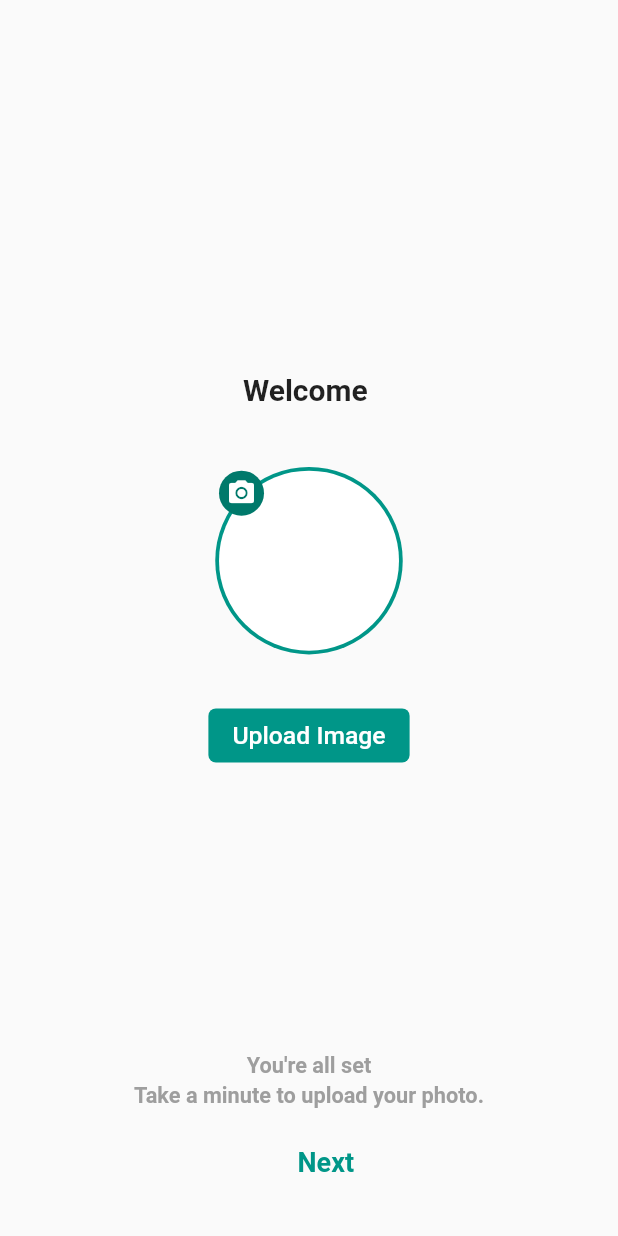
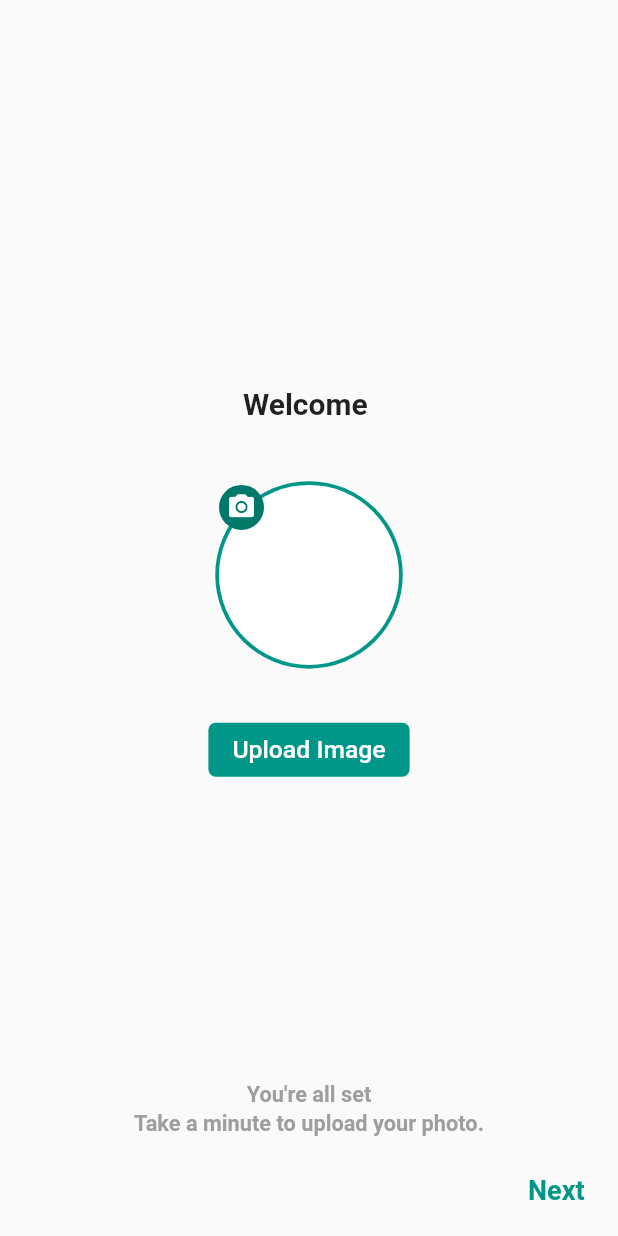
Before and after one commit to mohamedhashim73/Shareme-App, a Flutter app: the CreateUserImageScreen screen opened by its route, on a phone screen of 412 x 824 dp. Run offline on Flutter 3.47's test engine with Material 2 defaults, Android fonts, the phone set to English and light mode, and no system bars; our stand-ins replace bloc, cached_network_image, cloud_firestore, firebase_auth, firebase_core, firebase_storage and 4 more; accounts and stored records are empty.

Commit message:
last one after getUsersPosts and Data

```diff
--- a/lib/layouts/layoutCubit/layoutStates.dart
+++ b/lib/layouts/layoutCubit/layoutStates.dart
@@ -10,11 +10,11 @@ class GetUserDataSuccessState extends LayoutStates{}
 
 class GetUserDataErrorState extends LayoutStates{}
 
-class GetAllUsersDataLoadingState extends LayoutStates{}
+class GetUsersDataLoadingState extends LayoutStates{}
 
-class GetAllUsersDataSuccessState extends LayoutStates{}
+class GetUsersDataSuccessState extends LayoutStates{}
 
-class GetAllUsersDataErrorState extends LayoutStates{}
+class GetUsersDataErrorState extends LayoutStates{}
 
 class GetProfileImageLoadingState extends LayoutStates{}
 
@@ -60,18 +60,16 @@ class UploadImageForPostErrorState extends LayoutStates{}
 class CanceledImageForPostState extends LayoutStates{}
 
 // for specific user
-class GetPostsDataForSpecificUserLoadingState extends LayoutStates{}
+class GetUserPostsLoadingState extends LayoutStates{}
 
-class GetPostsDataForSpecificUserSuccessState extends LayoutStates{}
-
-class GetPostsDataForSpecificUserErrorState extends LayoutStates{}
+class GetUserPostsSuccessState extends LayoutStates{}
 
  // for all users
-class GetPostsDataForAllUsersLoadingState extends LayoutStates{}
+class GetUsersPostsLoadingState extends LayoutStates{}
 
-class GetPostsDataForAllUsersSuccessState extends LayoutStates{
+class GetUsersPostsSuccessState extends LayoutStates{
   final int usersPostsLength;
-  GetPostsDataForAllUsersSuccessState(this.usersPostsLength);
+  GetUsersPostsSuccessState(this.usersPostsLength);
 }
 
-class GetPostsDataForAllUsersErrorState extends LayoutStates{}
+class GetUsersPostsErrorState extends LayoutStates{}
--- a/lib/main.dart
+++ b/lib/main.dart
@@ -37,7 +37,7 @@ class MyApp extends StatelessWidget {
         providers:
         [
           BlocProvider(create: (BuildContext context)=>SignCubit()),
-          BlocProvider(create: (BuildContext context)=>LayoutCubit()..getUserData()..getAllUsersData()..getPostsForUser()..getPostsForAllUsers()),
+          BlocProvider(create: (BuildContext context)=>LayoutCubit()..getUserData()..getUsersPosts()..getUsersData()..getUserPosts()),
         ],
         child: MaterialApp(
           home: userID != null && passedChosenImage == true ? const HomeLayoutScreen() : userID == null ? LoginScreen() : const CreateUserImageScreen(),
--- a/lib/modules/createUserImageScreen/create_userImage_Screen.dart
+++ b/lib/modules/createUserImageScreen/create_userImage_Screen.dart
@@ -93,9 +93,8 @@ class CreateUserImageScreen extends StatelessWidget {
                 ),
                 Container(
                   alignment: AlignmentDirectional.topEnd,
-                  width: 60,
-                  height: 40,
-                  child: defaultTextButton(title: const Text("Next",style: TextStyle(color: mainColor,fontWeight: FontWeight.bold,fontSize: 18),), onTap: (){
+                  width: double.infinity,
+                  child: defaultTextButton(width: 40,title: const Text("Next",style: TextStyle(color: mainColor,fontWeight: FontWeight.bold,fontSize: 18),), onTap: (){
                     CacheHelper.saveCacheData(key: 'passedChosenImage', val: true).then((value){
                       cubit.updateUserDataWithImage(userName: cubit.userData!.userName!,bio: cubit.userData!.bio!,email: cubit.userData!.email!);
                       Navigator.pushReplacementNamed(context,'homeLayoutScreen');});
--- a/lib/modules/home/homeScreen.dart
+++ b/lib/modules/home/homeScreen.dart
@@ -13,8 +13,7 @@ class HomeScreen extends StatelessWidget {
   Widget build(BuildContext context) {
     return Builder(
       builder: (BuildContext context){
-        // call getPostsForAllUsers for first time i open this screen
-        LayoutCubit.getCubit(context).getPostsForAllUsers();
+        print(LayoutCubit.getCubit(context).usersPostsData.length.toString());
         return BlocConsumer<LayoutCubit,LayoutStates>(
             listener: (context,state){},
             builder: (context,state){
@@ -22,7 +21,7 @@ class HomeScreen extends StatelessWidget {
               return Scaffold(
                 backgroundColor: whiteColor,
                 appBar: AppBar(leading: const Text(""),leadingWidth: 0,title: const Text("Feed"),toolbarHeight: 45,),
-                body: state is GetPostsDataForAllUsersLoadingState ?  // mean that there is no posts for all users on FireStore
+                body: cubit.usersPostsData.isEmpty && cubit.userData != null ?  // mean that there is no posts for all users on FireStore
                 const Center(child: CupertinoActivityIndicator(color: mainColor,),) :
                 SizedBox(
                   height: double.infinity,
--- a/lib/modules/profile/profileScreen.dart
+++ b/lib/modules/profile/profileScreen.dart
@@ -68,7 +68,7 @@ class ProfileScreen extends StatelessWidget {
                                 decoration: BoxDecoration(shape: BoxShape.circle,border: Border.all(color: blackColor.withOpacity(0.5))),
                                 child: Image(image: NetworkImage(cubit.userData!.image!),fit: BoxFit.contain,),),
                             ),
-                            Expanded(child: defaultUserInfo(title: 'Posts', number: '0', onTap: () {  }),),
+                            Expanded(child: defaultUserInfo(title: 'Posts', number: '${cubit.userPostsData.length}', onTap: () {  }),),
                             Expanded(child: defaultUserInfo(title: 'Followers', number: '0', onTap: () {  })),
                             Expanded(child: defaultUserInfo(title: 'Following', number: '0', onTap: () {  }),)
                           ],
@@ -200,9 +200,10 @@ class ProfileScreen extends StatelessWidget {
     Container(
       height: double.infinity,
       width: double.infinity,
+      alignment: Alignment.center,
       color: Colors.grey.withOpacity(0.2),
       padding: const EdgeInsets.all(5),
-      child: Text(model.postCaption!,style: Theme.of(context).textTheme.caption!.copyWith(color: blackColor)),
+      child: Text(model.postCaption!,style: Theme.of(context).textTheme.caption!.copyWith(color: blackColor,fontSize: 13.5),textAlign: TextAlign.center,),
     )
     ;
   }
--- a/lib/modules/search/searchScreen.dart
+++ b/lib/modules/search/searchScreen.dart
@@ -2,6 +2,7 @@ import 'package:flutter/material.dart';
 import 'package:flutter_bloc/flutter_bloc.dart';
 import 'package:social_app/layouts/layoutCubit/layoutCubit.dart';
 import 'package:social_app/layouts/layoutCubit/layoutStates.dart';
+
 class SearchScreen extends StatelessWidget {
   const SearchScreen({Key? key}) : super(key: key);
   @override
@@ -10,8 +11,8 @@ class SearchScreen extends StatelessWidget {
         listener: (context,state){},
         builder: (context,state){
           return Scaffold(
-            appBar: AppBar(),
-            body: const Center(child: Text("AddPostScreen"),),
+            appBar: AppBar(leading: const Text(''),leadingWidth:0,title: Text("Search"),),
+            body: const Center(child: Text("Search Screen"),),
           );
         }
     );
```
Also changed, not shown: lib/layouts/layoutCubit/layoutCubit.dart (+28 -26 lines), lib/modules/chat/chatScreen.dart (+11 -5 lines).
